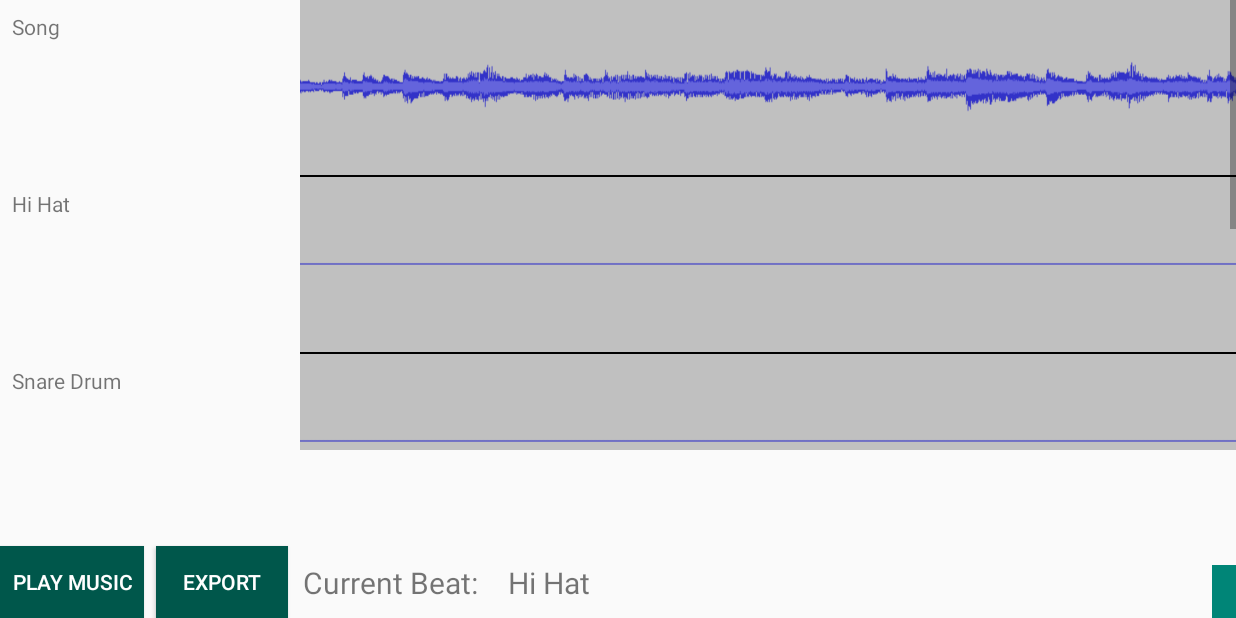
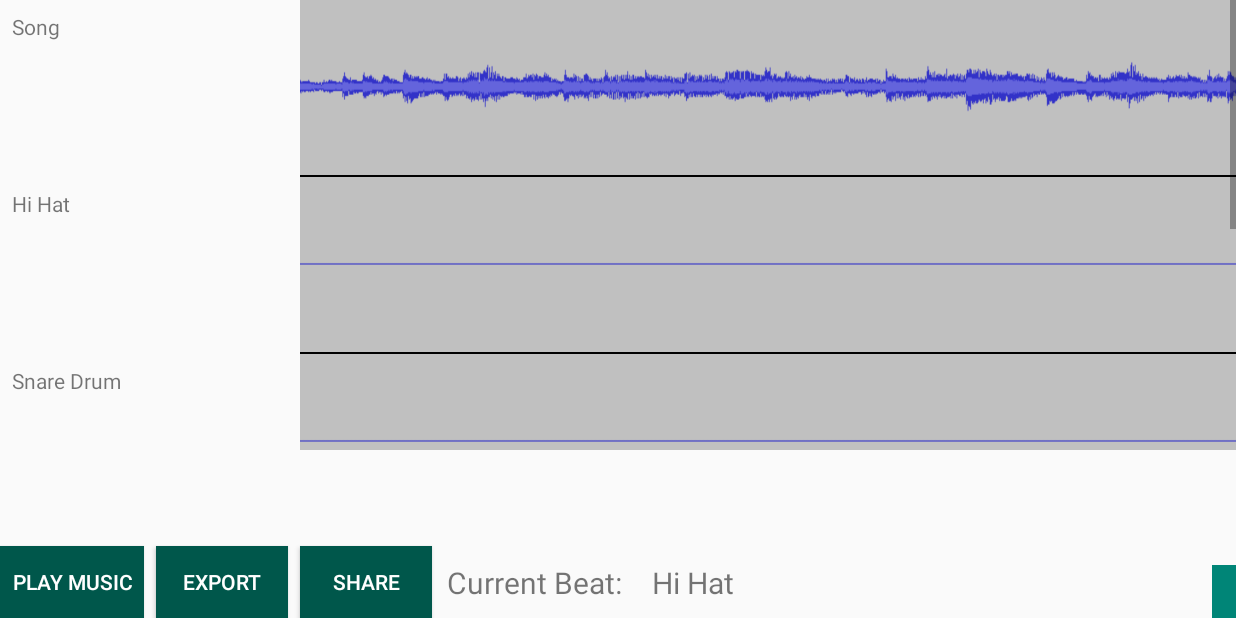
Before and after one commit to NoahGleason/ActivBeats, an Android app: the screen it shows after launch (MainActivity), after a tap on "GO", on a phone screen of 824 x 412 dp (held sideways). Run offline under Robolectric (Android 15) with nearby library versions, the phone set to English and light mode, and no system bars; libraries missing offline, so code that uses them is left out: a5.com.a5bluetoothlibrary; 3 statements that could not run were skipped.

Commit message:
Sharing is caring

```diff
--- a/app/src/main/java/com/sdhacks/activbeats/MainActivity.kt
+++ b/app/src/main/java/com/sdhacks/activbeats/MainActivity.kt
@@ -19,6 +19,7 @@ import android.os.CountDownTimer
 import android.support.v4.app.ActivityCompat
 import android.support.v4.content.ContextCompat
 import android.support.v4.content.ContextCompat.getSystemService
+import android.support.v4.content.FileProvider
 import android.support.v7.app.AppCompatActivity
 import android.support.v7.widget.LinearLayoutManager
 import android.transition.Slide
@@ -161,6 +162,14 @@ class MainActivity : AppCompatActivity(), A5BluetoothCallback {
             A5DeviceManager.scanForDevices()
         }
 
+        exportButton.setOnClickListener {
+            export("activbeat.wav")
+        }
+
+        shareButton.setOnClickListener {
+            shareLastExport()
+        }
+
         goButton.setOnClickListener {
             textView.visibility = View.INVISIBLE
             recyclerView.visibility = View.INVISIBLE
@@ -181,6 +190,7 @@ class MainActivity : AppCompatActivity(), A5BluetoothCallback {
             exportButton.visibility = View.VISIBLE
             currentbeat.visibility = View.VISIBLE
             beattype.visibility = View.VISIBLE
+            shareButton.visibility = View.VISIBLE
             cursorWrapper.bringToFront()
             testImage.bringToFront()
             switchedScreen = true
@@ -369,7 +379,7 @@ class MainActivity : AppCompatActivity(), A5BluetoothCallback {
                 //Add in each sample
                 for (sampleByInst in samples){
                     for (sample in sampleByInst) {
-                        dat += sample.getClipAtFrame(frameCounter)
+                        dat += sample.getClipAtFrame(frameCounter)/max
                     }
                 }
                 dat += otrData[frameCounter.toInt()]
@@ -386,7 +396,7 @@ class MainActivity : AppCompatActivity(), A5BluetoothCallback {
         Log.v(TAG, "Export finished")
 
         wavFile.close()
-        lastExport = Uri.fromFile(outFile)
+        lastExport = FileProvider.getUriForFile(this, this.applicationContext.packageName + ".provider", outFile)
 
         val outputPlayer = MediaPlayer.create(this, lastExport)
         outputPlayer.start()
@@ -399,6 +409,7 @@ class MainActivity : AppCompatActivity(), A5BluetoothCallback {
             val share = Intent(Intent.ACTION_SEND)
             share.type = "audio/wav"
             share.putExtra(Intent.EXTRA_STREAM, lastExport)
+            share.addFlags(Intent.FLAG_GRANT_READ_URI_PERMISSION)
             startActivity(Intent.createChooser(share, "Share Workout Mix"))
         }
     }
--- a/app/src/main/java/com/sdhacks/activbeats/Sample.kt
+++ b/app/src/main/java/com/sdhacks/activbeats/Sample.kt
@@ -61,7 +61,7 @@ class Sample(
         if (t < startingSample || t > endSample){
             return 0.0
         }
-        return data[((t-startingSample) * speedFrac).toInt()]
+        return peak.toDouble() * data[((t-startingSample) * speedFrac).toInt()]
     }
 
     override fun toString(): String {
--- a/app/src/main/res/layout/activity_main.xml
+++ b/app/src/main/res/layout/activity_main.xml
@@ -326,10 +326,24 @@
         android:background="@color/colorPrimaryDark"
         android:padding="8dp"
         android:layout_marginStart="8dp"
-        android:text="Export"
+        android:text="@string/export"
         android:textColor="@android:color/white"
         android:visibility="invisible"
         android:layout_toRightOf="@id/startCursor"/>
+
+    <Button
+        android:id="@+id/shareButton"
+        android:layout_width="wrap_content"
+        android:layout_height="wrap_content"
+        android:layout_alignParentBottom="true"
+        android:layout_marginBottom="0dp"
+        android:background="@color/colorPrimaryDark"
+        android:padding="8dp"
+        android:layout_marginStart="8dp"
+        android:text="@string/share"
+        android:textColor="@android:color/white"
+        android:visibility="invisible"
+        android:layout_toRightOf="@id/exportButton"/>
 
     <TextView
         android:id="@+id/currentbeat"
@@ -339,7 +353,7 @@
         android:text="@string/current_beat"
         android:textSize="20sp"
         android:visibility="invisible"
-        android:layout_toRightOf="@+id/exportButton"
+        android:layout_toRightOf="@+id/shareButton"
         android:layout_alignParentBottom="true"/>
 
     <TextView
--- a/app/src/main/res/values/strings.xml
+++ b/app/src/main/res/values/strings.xml
@@ -30,5 +30,7 @@
     <string name="snare">Snare Drum</string>
     <string name="kick">Kick</string>
     <string name="tomtom">Tom Tom</string>
+    <string name="share">Share</string>
+    <string name="export">Export</string>
 
 </resources>
--- /dev/null
+++ b/app/src/main/res/xml/provider_paths.xml
@@ -0,0 +1,4 @@
+<?xml version="1.0" encoding="utf-8"?>
+<paths xmlns:android="http://schemas.android.com/apk/res/android">
+    <external-path name="external_files" path="."/>
+</paths>
```
Also changed, not shown: app/src/main/AndroidManifest.xml (+13 -0 lines).
